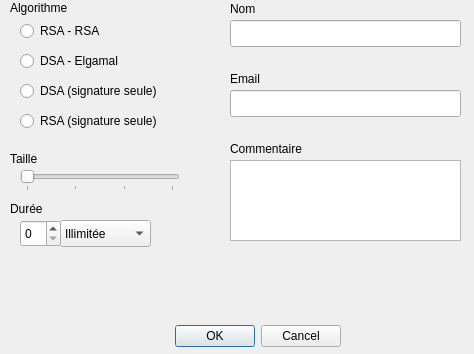
The window that GuiPG/src/View/keycreation.ui (Diakakodo/GuiPG) describes before a commit, drawn with Qt 5.
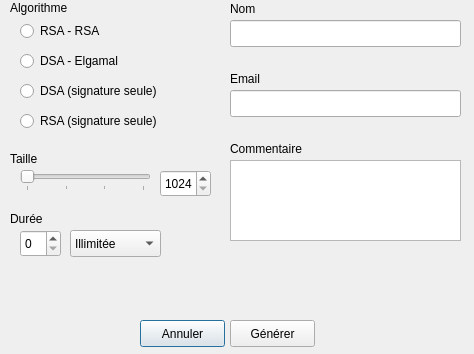
The same window after the commit.

Commit message: Partie contrôleur de keycreation.cpp

```diff
--- a/GuiPG/src/View/keycreation.ui
+++ b/GuiPG/src/View/keycreation.ui
@@ -13,25 +13,6 @@
   <property name="windowTitle">
    <string>Création de clé</string>
   </property>
-  <widget class="QDialogButtonBox" name="buttonBox">
-   <property name="geometry">
-    <rect>
-     <x>0</x>
-     <y>320</y>
-     <width>341</width>
-     <height>32</height>
-    </rect>
-   </property>
-   <property name="orientation">
-    <enum>Qt::Horizontal</enum>
-   </property>
-   <property name="standardButtons">
-    <set>QDialogButtonBox::Cancel|QDialogButtonBox::Ok</set>
-   </property>
-   <property name="centerButtons">
-    <bool>false</bool>
-   </property>
-  </widget>
   <widget class="QLabel" name="label">
    <property name="geometry">
     <rect>
@@ -102,7 +83,7 @@
     <rect>
      <x>20</x>
      <y>170</y>
-     <width>160</width>
+     <width>131</width>
      <height>21</height>
     </rect>
    </property>
@@ -151,7 +132,7 @@
    <property name="geometry">
     <rect>
      <x>10</x>
-     <y>200</y>
+     <y>210</y>
      <width>55</width>
      <height>17</height>
     </rect>
@@ -166,12 +147,15 @@
    </property>
    <property name="geometry">
     <rect>
-     <x>60</x>
-     <y>220</y>
+     <x>70</x>
+     <y>230</y>
      <width>91</width>
      <height>27</height>
     </rect>
    </property>
+   <property name="currentText">
+    <string>Jour(s)</string>
+   </property>
    <item>
     <property name="text">
      <string>Illimitée</string>
@@ -199,14 +183,20 @@
    </item>
   </widget>
   <widget class="QSpinBox" name="spinBox">
+   <property name="enabled">
+    <bool>true</bool>
+   </property>
    <property name="geometry">
     <rect>
      <x>20</x>
-     <y>220</y>
+     <y>230</y>
      <width>41</width>
      <height>27</height>
     </rect>
    </property>
+   <property name="maximum">
+    <number>99</number>
+   </property>
   </widget>
   <widget class="QLabel" name="label_4">
    <property name="geometry">
@@ -277,6 +267,479 @@
     </rect>
    </property>
   </widget>
+  <widget class="QSpinBox" name="spinBox_2">
+   <property name="geometry">
+    <rect>
+     <x>160</x>
+     <y>170</y>
+     <width>51</width>
+     <height>27</height>
+    </rect>
+   </property>
+   <property name="minimum">
+    <number>1024</number>
+   </property>
+   <property name="maximum">
+    <number>4096</number>
+   </property>
+   <property name="value">
+    <number>1024</number>
+   </property>
+  </widget>
+  <widget class="QLabel" name="label_5">
+   <property name="geometry">
+    <rect>
+     <x>150</x>
+     <y>260</y>
+     <width>311</width>
+     <height>61</height>
+    </rect>
+   </property>
+   <property name="palette">
+    <palette>
+     <active>
+      <colorrole role="WindowText">
+       <brush brushstyle="SolidPattern">
+        <color alpha="255">
+         <red>245</red>
+         <green>18</green>
+         <blue>18</blue>
+        </color>
+       </brush>
+      </colorrole>
+      <colorrole role="Button">
+       <brush brushstyle="SolidPattern">
+        <color alpha="255">
+         <red>188</red>
+         <green>183</green>
+         <blue>183</blue>
+        </color>
+       </brush>
+      </colorrole>
+      <colorrole role="Light">
+       <brush brushstyle="SolidPattern">
+        <color alpha="255">
+         <red>255</red>
+         <green>255</green>
+         <blue>255</blue>
+        </color>
+       </brush>
+      </colorrole>
+      <colorrole role="Midlight">
+       <brush brushstyle="SolidPattern">
+        <color alpha="255">
+         <red>221</red>
+         <green>219</green>
+         <blue>219</blue>
+        </color>
+       </brush>
+      </colorrole>
+      <colorrole role="Dark">
+       <brush brushstyle="SolidPattern">
+        <color alpha="255">
+         <red>94</red>
+         <green>91</green>
+         <blue>91</blue>
+        </color>
+       </brush>
+      </colorrole>
+      <colorrole role="Mid">
+       <brush brushstyle="SolidPattern">
+        <color alpha="255">
+         <red>125</red>
+         <green>122</green>
+         <blue>122</blue>
+        </color>
+       </brush>
+      </colorrole>
+      <colorrole role="Text">
+       <brush brushstyle="SolidPattern">
+        <color alpha="255">
+         <red>0</red>
+         <green>0</green>
+         <blue>0</blue>
+        </color>
+       </brush>
+      </colorrole>
+      <colorrole role="BrightText">
+       <brush brushstyle="SolidPattern">
+        <color alpha="255">
+         <red>255</red>
+         <green>255</green>
+         <blue>255</blue>
+        </color>
+       </brush>
+      </colorrole>
+      <colorrole role="ButtonText">
+       <brush brushstyle="SolidPattern">
+        <color alpha="255">
+         <red>0</red>
+         <green>0</green>
+         <blue>0</blue>
+        </color>
+       </brush>
+      </colorrole>
+      <colorrole role="Base">
+       <brush brushstyle="SolidPattern">
+        <color alpha="255">
+         <red>255</red>
+         <green>255</green>
+         <blue>255</blue>
+        </color>
+       </brush>
+      </colorrole>
+      <colorrole role="Window">
+       <brush brushstyle="SolidPattern">
+        <color alpha="255">
+         <red>188</red>
+         <green>183</green>
+         <blue>183</blue>
+        </color>
+       </brush>
+      </colorrole>
+      <colorrole role="Shadow">
+       <brush brushstyle="SolidPattern">
+        <color alpha="255">
+         <red>0</red>
+         <green>0</green>
+         <blue>0</blue>
+        </color>
+       </brush>
+      </colorrole>
+      <colorrole role="AlternateBase">
+       <brush brushstyle="SolidPattern">
+        <color alpha="255">
+         <red>221</red>
+         <green>219</green>
+         <blue>219</blue>
+        </color>
+       </brush>
+      </colorrole>
+      <colorrole role="ToolTipBase">
+       <brush brushstyle="SolidPattern">
+        <color alpha="255">
+         <red>255</red>
+         <green>255</green>
+         <blue>220</blue>
+        </color>
+       </brush>
+      </colorrole>
+      <colorrole role="ToolTipText">
+       <brush brushstyle="SolidPattern">
+        <color alpha="255">
+         <red>0</red>
+         <green>0</green>
+         <blue>0</blue>
+        </color>
+       </brush>
+      </colorrole>
+     </active>
+     <inactive>
+      <colorrole role="WindowText">
+       <brush brushstyle="SolidPattern">
+        <color alpha="255">
+         <red>245</red>
+         <green>18</green>
+         <blue>18</blue>
+        </color>
+       </brush>
+      </colorrole>
+      <colorrole role="Button">
+       <brush brushstyle="SolidPattern">
+        <color alpha="255">
+         <red>188</red>
+         <green>183</green>
+         <blue>183</blue>
+        </color>
+       </brush>
+      </colorrole>
+      <colorrole role="Light">
+       <brush brushstyle="SolidPattern">
+        <color alpha="255">
+         <red>255</red>
+         <green>255</green>
+         <blue>255</blue>
+        </color>
+       </brush>
+      </colorrole>
+      <colorrole role="Midlight">
+       <brush brushstyle="SolidPattern">
+        <color alpha="255">
+         <red>221</red>
+         <green>219</green>
+         <blue>219</blue>
+        </color>
+       </brush>
+      </colorrole>
+      <colorrole role="Dark">
+       <brush brushstyle="SolidPattern">
+        <color alpha="255">
+         <red>94</red>
+         <green>91</green>
+         <blue>91</blue>
+        </color>
+       </brush>
+      </colorrole>
+      <colorrole role="Mid">
+       <brush brushstyle="SolidPattern">
+        <color alpha="255">
+         <red>125</red>
+         <green>122</green>
+         <blue>122</blue>
+        </color>
+       </brush>
+      </colorrole>
+      <colorrole role="Text">
+       <brush brushstyle="SolidPattern">
+        <color alpha="255">
+         <red>0</red>
+         <green>0</green>
+         <blue>0</blue>
+        </color>
+       </brush>
+      </colorrole>
+      <colorrole role="BrightText">
+       <brush brushstyle="SolidPattern">
+        <color alpha="255">
+         <red>255</red>
+         <green>255</green>
+         <blue>255</blue>
+        </color>
+       </brush>
+      </colorrole>
+      <colorrole role="ButtonText">
+       <brush brushstyle="SolidPattern">
+        <color alpha="255">
+         <red>0</red>
+         <green>0</green>
+         <blue>0</blue>
+        </color>
+       </brush>
+      </colorrole>
+      <colorrole role="Base">
+       <brush brushstyle="SolidPattern">
+        <color alpha="255">
+         <red>255</red>
+         <green>255</green>
+         <blue>255</blue>
+        </color>
+       </brush>
+      </colorrole>
+      <colorrole role="Window">
+       <brush brushstyle="SolidPattern">
+        <color alpha="255">
+         <red>188</red>
+         <green>183</green>
+         <blue>183</blue>
+        </color>
+       </brush>
+      </colorrole>
+      <colorrole role="Shadow">
+       <brush brushstyle="SolidPattern">
+        <color alpha="255">
+         <red>0</red>
+         <green>0</green>
+         <blue>0</blue>
+        </color>
+       </brush>
+      </colorrole>
+      <colorrole role="AlternateBase">
+       <brush brushstyle="SolidPattern">
+        <color alpha="255">
+         <red>221</red>
+         <green>219</green>
+         <blue>219</blue>
+        </color>
+       </brush>
+      </colorrole>
+      <colorrole role="ToolTipBase">
+       <brush brushstyle="SolidPattern">
+        <color alpha="255">
+         <red>255</red>
+         <green>255</green>
+         <blue>220</blue>
+        </color>
+       </brush>
+      </colorrole>
+      <colorrole role="ToolTipText">
+       <brush brushstyle="SolidPattern">
+        <color alpha="255">
+         <red>0</red>
+         <green>0</green>
+         <blue>0</blue>
+        </color>
+       </brush>
+      </colorrole>
+     </inactive>
+     <disabled>
+      <colorrole role="WindowText">
+       <brush brushstyle="SolidPattern">
+        <color alpha="255">
+         <red>94</red>
+         <green>91</green>
+         <blue>91</blue>
+        </color>
+       </brush>
+      </colorrole>
+      <colorrole role="Button">
+       <brush brushstyle="SolidPattern">
+        <color alpha="255">
+         <red>188</red>
+         <green>183</green>
+         <blue>183</blue>
+        </color>
+       </brush>
+      </colorrole>
+      <colorrole role="Light">
+       <brush brushstyle="SolidPattern">
+        <color alpha="255">
+         <red>255</red>
+         <green>255</green>
+         <blue>255</blue>
+        </color>
+       </brush>
+      </colorrole>
+      <colorrole role="Midlight">
+       <brush brushstyle="SolidPattern">
+        <color alpha="255">
+         <red>221</red>
+         <green>219</green>
+         <blue>219</blue>
+        </color>
+       </brush>
+      </colorrole>
+      <colorrole role="Dark">
+       <brush brushstyle="SolidPattern">
+        <color alpha="255">
+         <red>94</red>
+         <green>91</green>
+         <blue>91</blue>
+        </color>
+       </brush>
+      </colorrole>
+      <colorrole role="Mid">
+       <brush brushstyle="SolidPattern">
+        <color alpha="255">
+         <red>125</red>
+         <green>122</green>
+         <blue>122</blue>
+        </color>
+       </brush>
+      </colorrole>
+      <colorrole role="Text">
+       <brush brushstyle="SolidPattern">
+        <color alpha="255">
+         <red>94</red>
+         <green>91</green>
+         <blue>91</blue>
+        </color>
+       </brush>
+      </colorrole>
+      <colorrole role="BrightText">
+       <brush brushstyle="SolidPattern">
+        <color alpha="255">
+         <red>255</red>
+         <green>255</green>
+         <blue>255</blue>
+        </color>
+       </brush>
+      </colorrole>
+      <colorrole role="ButtonText">
+       <brush brushstyle="SolidPattern">
+        <color alpha="255">
+         <red>94</red>
+         <green>91</green>
+         <blue>91</blue>
+        </color>
+       </brush>
+      </colorrole>
+      <colorrole role="Base">
+       <brush brushstyle="SolidPattern">
+        <color alpha="255">
+         <red>188</red>
+         <green>183</green>
+         <blue>183</blue>
+        </color>
+       </brush>
+      </colorrole>
+      <colorrole role="Window">
+       <brush brushstyle="SolidPattern">
+        <color alpha="255">
+         <red>188</red>
+         <green>183</green>
+         <blue>183</blue>
+        </color>
+       </brush>
+      </colorrole>
+      <colorrole role="Shadow">
+       <brush brushstyle="SolidPattern">
+        <color alpha="255">
+         <red>0</red>
+         <green>0</green>
+         <blue>0</blue>
+        </color>
+       </brush>
+      </colorrole>
+      <colorrole role="AlternateBase">
+       <brush brushstyle="SolidPattern">
+        <color alpha="255">
+         <red>188</red>
+         <green>183</green>
+         <blue>183</blue>
+        </color>
+       </brush>
+      </colorrole>
+      <colorrole role="ToolTipBase">
+       <brush brushstyle="SolidPattern">
+        <color alpha="255">
+         <red>255</red>
+         <green>255</green>
+         <blue>220</blue>
+        </color>
+       </brush>
+      </colorrole>
+      <colorrole role="ToolTipText">
+       <brush brushstyle="SolidPattern">
+        <color alpha="255">
+         <red>0</red>
+         <green>0</green>
+         <blue>0</blue>
+        </color>
+       </brush>
+      </colorrole>
+     </disabled>
+    </palette>
+   </property>
+   <property name="text">
+    <string/>
+   </property>
+  </widget>
+  <widget class="QPushButton" name="pushButton">
+   <property name="geometry">
+    <rect>
+     <x>140</x>
+     <y>320</y>
+     <width>85</width>
+     <height>27</height>
+    </rect>
+   </property>
+   <property name="text">
+    <string>Annuler</string>
+   </property>
+  </widget>
+  <widget class="QPushButton" name="pushButton_2">
+   <property name="geometry">
+    <rect>
+     <x>230</x>
+     <y>320</y>
+     <width>85</width>
+     <height>27</height>
+    </rect>
+   </property>
+   <property name="text">
+    <string>Générer</string>
+   </property>
+  </widget>
  </widget>
  <resources/>
  <connections>
```
Left out of the diff: 35 changed lines with no effect on the pictures. The commit also changes 3 other files.
